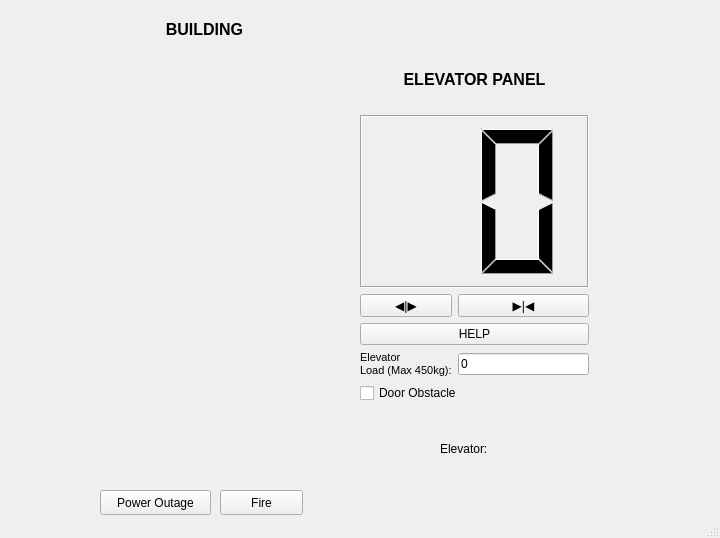
Before: the Qt Designer form mainwindow.ui in vadimbarkhatov/Elevator-Control-Simulator, drawn with Qt 5.
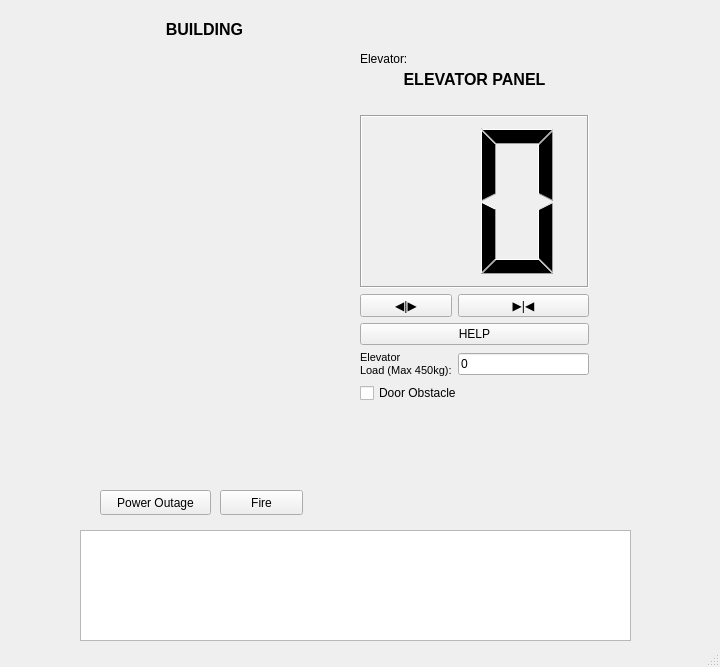
After: the same form once the commit is applied.

What changed in the file:
```diff
--- a/mainwindow.ui
+++ b/mainwindow.ui
@@ -7,7 +7,7 @@
     <x>0</x>
     <y>0</y>
     <width>720</width>
-    <height>538</height>
+    <height>667</height>
    </rect>
   </property>
   <property name="windowTitle">
@@ -211,8 +211,8 @@
    <widget class="QLabel" name="eleNumLabel">
     <property name="geometry">
      <rect>
-      <x>440</x>
-      <y>440</y>
+      <x>360</x>
+      <y>50</y>
       <width>240</width>
       <height>17</height>
      </rect>
@@ -227,6 +227,26 @@
      <string>Elevator:</string>
     </property>
    </widget>
+   <widget class="QTextEdit" name="consoleTextEdit">
+    <property name="geometry">
+     <rect>
+      <x>80</x>
+      <y>530</y>
+      <width>551</width>
+      <height>111</height>
+     </rect>
+    </property>
+    <property name="readOnly">
+     <bool>true</bool>
+    </property>
+    <property name="html">
+     <string>&lt;!DOCTYPE HTML PUBLIC &quot;-//W3C//DTD HTML 4.0//EN&quot; &quot;http://www.w3.org/TR/REC-html40/strict.dtd&quot;&gt;
+&lt;html&gt;&lt;head&gt;&lt;meta name=&quot;qrichtext&quot; content=&quot;1&quot; /&gt;&lt;style type=&quot;text/css&quot;&gt;
+p, li { white-space: pre-wrap; }
+&lt;/style&gt;&lt;/head&gt;&lt;body style=&quot; font-family:'Sans'; font-size:10pt; font-weight:400; font-style:normal;&quot;&gt;
+&lt;p style=&quot;-qt-paragraph-type:empty; margin-top:0px; margin-bottom:0px; margin-left:0px; margin-right:0px; -qt-block-indent:0; text-indent:0px;&quot;&gt;&lt;br /&gt;&lt;/p&gt;&lt;/body&gt;&lt;/html&gt;</string>
+    </property>
+   </widget>
   </widget>
   <widget class="QStatusBar" name="statusbar"/>
  </widget>
```
